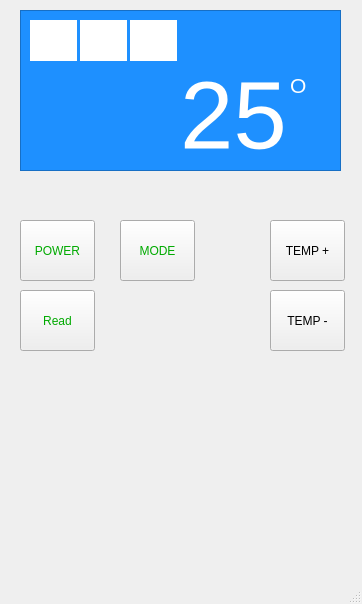
The window that GUIDieuHoa/mainwindow.ui (tranthangdong/PNUCS353) describes before a commit, drawn with Qt 5.
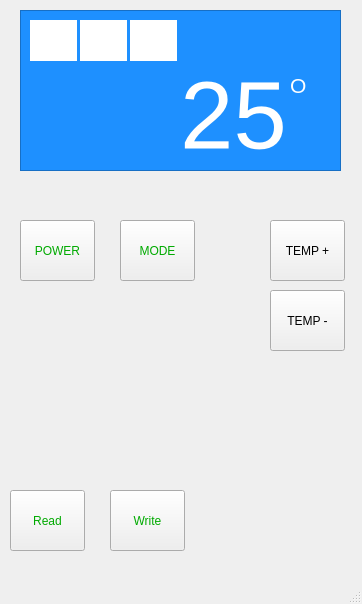
The same window after the commit.

```diff
--- a/GUIDieuHoa/mainwindow.ui
+++ b/GUIDieuHoa/mainwindow.ui
@@ -222,8 +222,8 @@
    <widget class="QPushButton" name="pushButton_Read">
     <property name="geometry">
      <rect>
-      <x>20</x>
-      <y>290</y>
+      <x>10</x>
+      <y>490</y>
       <width>75</width>
       <height>61</height>
      </rect>
@@ -239,6 +239,26 @@
      <string>Read</string>
     </property>
    </widget>
+   <widget class="QPushButton" name="pushButton_Write">
+    <property name="geometry">
+     <rect>
+      <x>110</x>
+      <y>490</y>
+      <width>75</width>
+      <height>61</height>
+     </rect>
+    </property>
+    <property name="autoFillBackground">
+     <bool>false</bool>
+    </property>
+    <property name="styleSheet">
+     <string notr="true">border-color: rgb(0, 170, 0);
+color: rgb(0, 170, 0);</string>
+    </property>
+    <property name="text">
+     <string>Write</string>
+    </property>
+   </widget>
   </widget>
   <widget class="QMenuBar" name="menubar">
    <property name="geometry">
```
